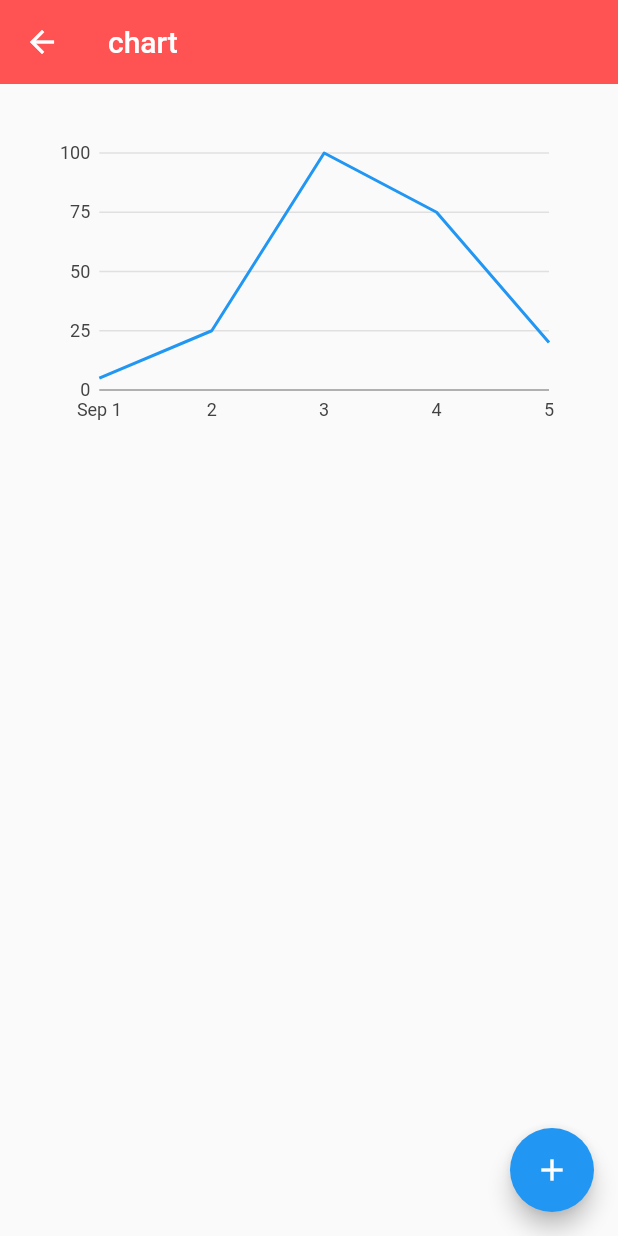
After one commit to hsir05/flutter_animation, a Flutter app: the Chart2Page screen opened directly, after a tap on the "add" icon, on a phone screen of 412 x 824 dp. The commit adds this screen. Run offline on Flutter 3.47's test engine with Material 2 defaults, Android fonts, the phone set to English and light mode, and no system bars; our stand-ins replace charts_flutter, fluro; statements that could not run were skipped.

Commit message:
添加chart2

```diff
--- a/lib/index_page.dart
+++ b/lib/index_page.dart
@@ -42,6 +42,7 @@ class _IndexPageState extends State<IndexPage> {
                 _listItem('card翻转', Icons.card_travel,  '/card'),
                 _listItem('six', Icons.skip_next,  '/six'),
                 _listItem('chart', Icons.pie_chart,  '/chart'),
+                _listItem('chart2', Icons.pie_chart,  '/chart2'),
             ],
           )
           );
--- /dev/null
+++ b/lib/pages/chart2_page.dart
@@ -0,0 +1,91 @@
+import 'package:flutter/material.dart';
+import 'package:charts_flutter/flutter.dart' as charts;
+import 'dart:math';
+
+class Chart2Page extends StatefulWidget {
+  @override
+  _Chart2PageState createState() => _Chart2PageState();
+}
+
+class ClicksPerYear {
+  final String year;
+  final int clicks;
+  final charts.Color color;
+
+  ClicksPerYear(this.year, this.clicks, Color color)
+      : this.color = new charts.Color(
+      r: color.red, g: color.green, b: color.blue, a: color.alpha);
+}
+
+
+class TimeSeriesSales {
+  final DateTime time;
+  final int sales;
+
+  TimeSeriesSales(this.time, this.sales);
+}
+
+class _Chart2PageState extends State<Chart2Page> {
+  int _counter = 4;
+
+  final serialdata = [
+    new TimeSeriesSales(new DateTime(2017, 9, 1), 5),
+    new TimeSeriesSales(new DateTime(2017, 9, 2), 25),
+    new TimeSeriesSales(new DateTime(2017, 9, 3), 100),
+    new TimeSeriesSales(new DateTime(2017, 9, 4), 75),
+  ];
+  Random random = new Random();
+
+  void _incrementCounter() {
+    setState(() {
+      _counter++;
+      serialdata.add(new TimeSeriesSales(new DateTime(2017, 9, _counter), random.nextInt(100)));
+    });
+  }
+
+  @override
+  Widget build(BuildContext context) {
+    List<charts.Series<TimeSeriesSales, DateTime>> seriesList = [
+      new charts.Series<TimeSeriesSales, DateTime>(
+        id: 'Sales',
+        colorFn: (_, __) => charts.MaterialPalette.blue.shadeDefault,
+        domainFn: (TimeSeriesSales sales, _) => sales.time,
+        measureFn: (TimeSeriesSales sales, _) => sales.sales,
+        data: serialdata,
+      )
+    ];
+
+    var chart = new charts.TimeSeriesChart(
+      seriesList,
+      animate: true,
+    );
+    var chartWidget = new Padding(
+      padding: new EdgeInsets.all(32.0),
+      child: new SizedBox(
+        height: 200.0,
+        child: chart,
+      ),
+    );
+
+    return new Scaffold(
+      appBar: AppBar(
+         brightness: Brightness.dark,
+          elevation: 0,
+          backgroundColor: Colors.redAccent,
+        title: Text('chart')
+      ),
+      body: new Center(
+        child: new Column(
+          children: <Widget>[
+            chartWidget,
+          ],
+        ),
+      ),
+      floatingActionButton: new FloatingActionButton(
+        onPressed: _incrementCounter,
+        tooltip: 'Increment',
+        child: new Icon(Icons.add),
+      ),
+    );
+  }
+}
--- a/lib/routers/router_handler.dart
+++ b/lib/routers/router_handler.dart
@@ -10,6 +10,8 @@ import '../pages/threeD_page.dart';
 import '../pages/card_page.dart';
 import '../pages/six_page.dart';
 import '../pages/chart_page.dart';
+import '../pages/chart2_page.dart';
+
 
 Handler homeHandler = Handler(
   handlerFunc: (BuildContext context, Map<String, List<String>>params) {
@@ -62,3 +64,8 @@ Handler chartPageHandle = Handler(
   handlerFunc: (BuildContext context, Map<String, List<String>>params) {
   return ChartPage();
 });
+
+Handler chart2PageHandle = Handler(
+  handlerFunc: (BuildContext context, Map<String, List<String>>params) {
+  return Chart2Page();
+});
--- a/lib/routers/routes.dart
+++ b/lib/routers/routes.dart
@@ -13,6 +13,7 @@ class Routes{
   static String card = '/card';
   static String six = '/six';
   static String chart = '/chart';
+  static String chart2 = '/chart2';
 
   static void configureRoutes(Router router){
     router.notFoundHandler = new Handler(
@@ -31,5 +32,6 @@ class Routes{
     router.define(card, handler: cardPageHandle);
     router.define(six, handler: sixPageHandle);
     router.define(chart, handler: chartPageHandle);
+    router.define(chart2, handler: chart2PageHandle);
   }
 }
```
